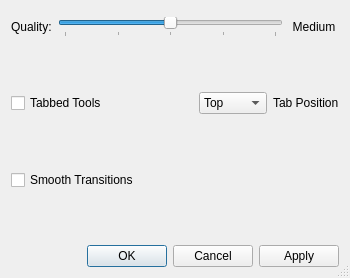
Before: the Qt Designer form avogadro/src/settingsdialog.ui in cryos/avogadro, drawn with Qt 5.
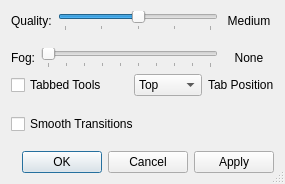
After: the same form once the commit is applied. Icons and pictures are not drawn.

```diff
--- a/avogadro/src/settingsdialog.ui
+++ b/avogadro/src/settingsdialog.ui
@@ -5,8 +5,8 @@
    <rect>
     <x>0</x>
     <y>0</y>
-    <width>350</width>
-    <height>278</height>
+    <width>285</width>
+    <height>184</height>
    </rect>
   </property>
   <property name="windowTitle" >
@@ -19,17 +19,7 @@
   <property name="sizeGripEnabled" >
    <bool>true</bool>
   </property>
-  <layout class="QVBoxLayout" >
-   <item>
-    <widget class="QFrame" name="frame" >
-     <property name="frameShape" >
-      <enum>QFrame::StyledPanel</enum>
-     </property>
-     <property name="frameShadow" >
-      <enum>QFrame::Raised</enum>
-     </property>
-    </widget>
-   </item>
+  <layout class="QVBoxLayout" name="verticalLayout" >
    <item>
     <layout class="QHBoxLayout" name="_3" >
      <item>
@@ -101,6 +91,77 @@
      </property>
     </spacer>
    </item>
+   <item>
+    <layout class="QHBoxLayout" name="_4" >
+     <item>
+      <widget class="QLabel" name="qualityLabel_2" >
+       <property name="text" >
+        <string>Fog:</string>
+       </property>
+      </widget>
+     </item>
+     <item>
+      <widget class="QSlider" name="fogSlider" >
+       <property name="toolTip" >
+        <string>Set the global rendering quality.</string>
+       </property>
+       <property name="maximum" >
+        <number>9</number>
+       </property>
+       <property name="pageStep" >
+        <number>1</number>
+       </property>
+       <property name="value" >
+        <number>0</number>
+       </property>
+       <property name="orientation" >
+        <enum>Qt::Horizontal</enum>
+       </property>
+       <property name="tickPosition" >
+        <enum>QSlider::TicksBelow</enum>
+       </property>
+       <property name="tickInterval" >
+        <number>1</number>
+       </property>
+      </widget>
+     </item>
+     <item>
+      <widget class="QLabel" name="fogValueLabel" >
+       <property name="sizePolicy" >
+        <sizepolicy vsizetype="Preferred" hsizetype="Fixed" >
+         <horstretch>50</horstretch>
+         <verstretch>0</verstretch>
+        </sizepolicy>
+       </property>
+       <property name="minimumSize" >
+        <size>
+         <width>50</width>
+         <height>0</height>
+        </size>
+       </property>
+       <property name="text" >
+        <string>None</string>
+       </property>
+       <property name="alignment" >
+        <set>Qt::AlignCenter</set>
+       </property>
+      </widget>
+     </item>
+    </layout>
+   </item>
+   <item>
+    <spacer name="verticalSpacer_4" >
+     <property name="orientation" >
+      <enum>Qt::Vertical</enum>
+     </property>
+     <property name="sizeHint" stdset="0" >
+      <size>
+       <width>20</width>
+       <height>0</height>
+      </size>
+     </property>
+    </spacer>
+   </item>
    <item>
     <layout class="QHBoxLayout" name="_2" >
      <item>
```
